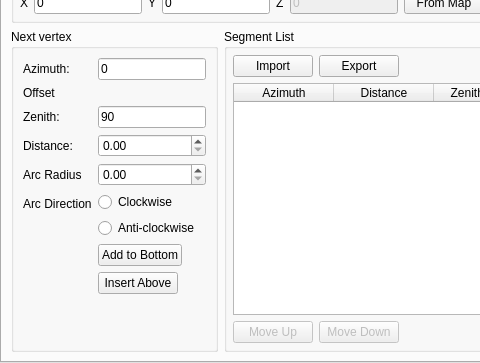
First picture: the form in dock.ui, repository mpetroff/qgsazimuth, before the edit; both pictures show x 0 to 480 and y 97 to 460 of the 1155 by 460 pixel window.
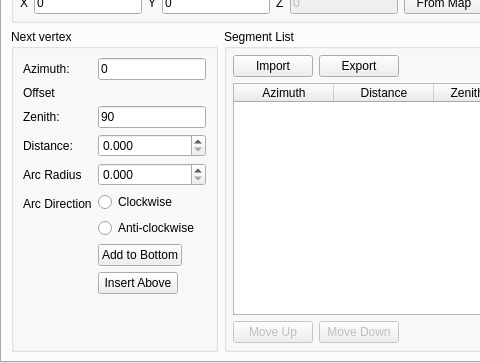
Second picture: the form after the edit. Icons and pictures are not drawn.

Commit message: Increase distance / radius precision to three decimal places.

What changed in the file:
```diff
--- a/dock.ui
+++ b/dock.ui
@@ -397,6 +397,9 @@
               <verstretch>0</verstretch>
              </sizepolicy>
             </property>
+            <property name="decimals">
+             <number>3</number>
+            </property>
             <property name="maximum">
              <double>999999999.000000000000000</double>
             </property>
@@ -417,6 +420,9 @@
               <verstretch>0</verstretch>
              </sizepolicy>
             </property>
+            <property name="decimals">
+             <number>3</number>
+            </property>
             <property name="maximum">
              <double>999999999.000000000000000</double>
             </property>
```
The commit also changes 1 other file.
